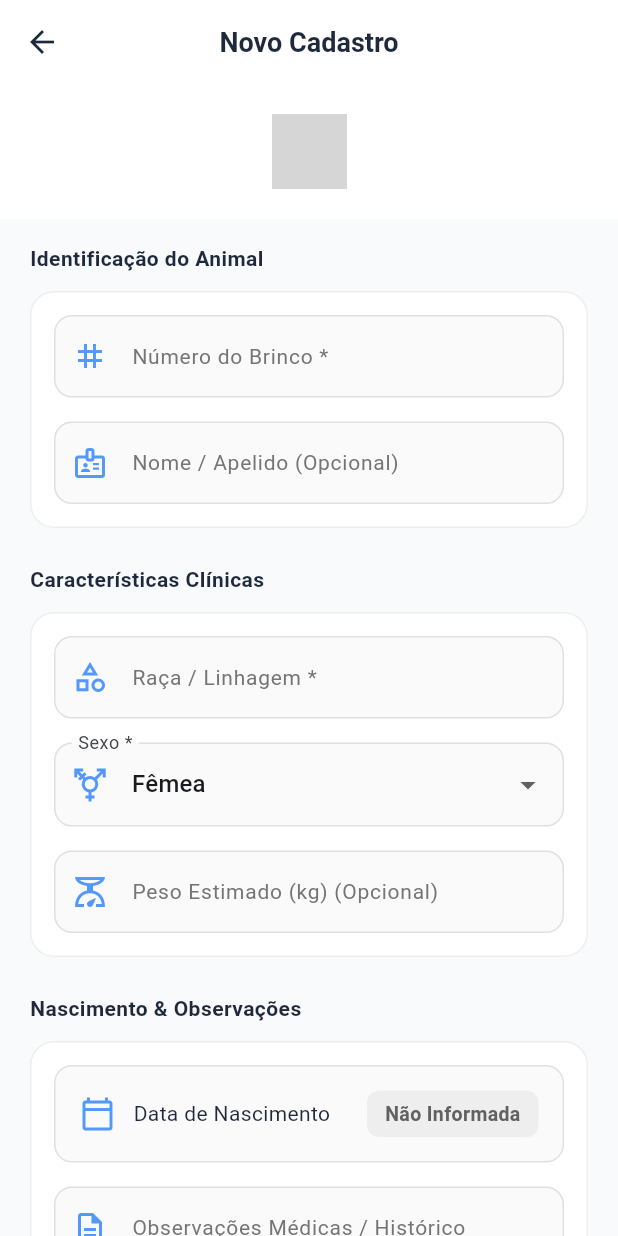
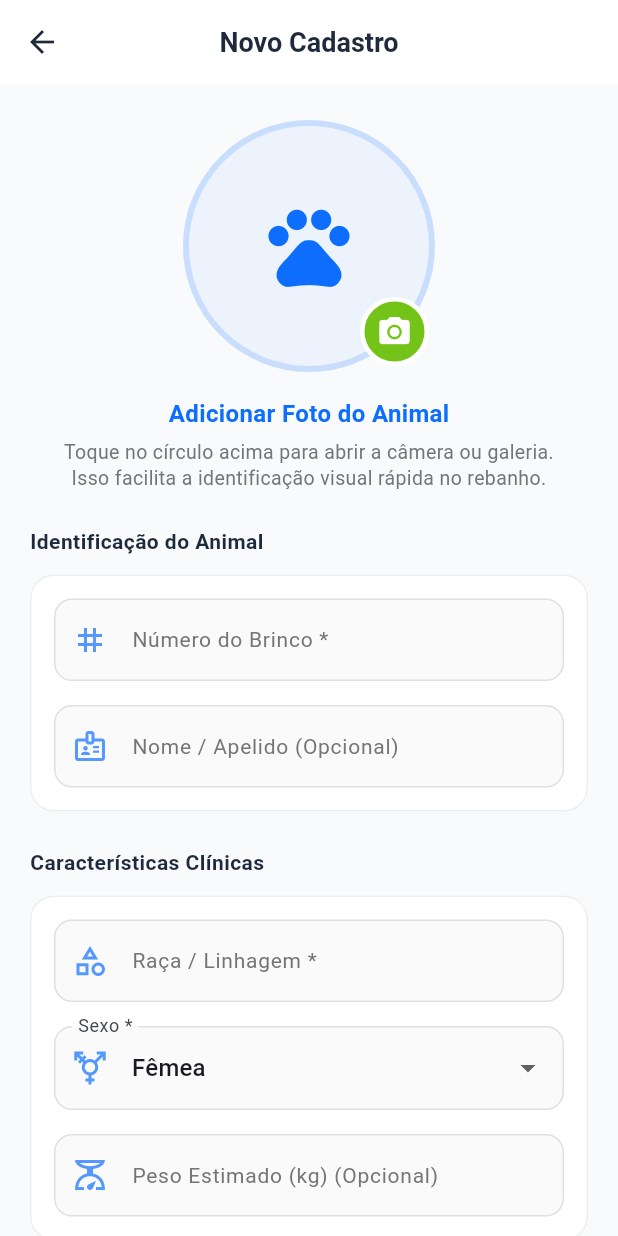
Before and after one commit to Little-hair77/SIDMA, a Flutter app: the TelaCadastroAnimal screen opened directly, on a phone screen of 412 x 824 dp. Run offline on Flutter 3.47's test engine with Material 3 defaults, Android fonts, the phone set to English and light mode, and no system bars; our stand-ins replace dio, flutter_secure_storage, google_sign_in, image_picker, qr_flutter; missing offline and left inert: mobile_scanner; accounts and stored records are empty; network calls fail; grey boxes are pictures that could not be loaded.

Commit message:
feat: improvement to the "Register Animal" screen design

```diff
--- a/mobile/lib/views/animais.dart
+++ b/mobile/lib/views/animais.dart
@@ -106,9 +106,18 @@ class _TelaAnimaisState extends State<TelaAnimais> {
                         child: ListTile(
                           contentPadding: const EdgeInsets.symmetric(horizontal: 16, vertical: 6),
                           leading: CircleAvatar(
+                            radius: 25, // Tamanho ideal para listas
                             backgroundColor: corVerdePrincipal.withOpacity(0.12),
-                            child: Icon(Icons.pets, color: corVerdePrincipal),
+                            // Carrega a imagem da URL que vem do Django, se existir
+                            backgroundImage: animal['foto'] != null
+                                ? NetworkImage(animal['foto'])
+                                : null,
+                            // Se não tiver foto, exibe o ícone padrão
+                            child: animal['foto'] == null
+                                ? const Icon(Icons.pets, color: corVerdePrincipal)
+                                : null,
                           ),
+
                           title: Text(
                             animal['nome']?.isNotEmpty == true ? animal['nome'] : 'Brinco ${animal['brinco']}',
                             style: const TextStyle(fontWeight: FontWeight.bold, color: corTextoPrimario),
--- a/mobile/lib/views/cadastro_animal.dart
+++ b/mobile/lib/views/cadastro_animal.dart
@@ -1,5 +1,4 @@
 import 'dart:typed_data';
-
 import 'package:flutter/material.dart';
 import 'package:image_picker/image_picker.dart';
 import '../services/api_service.dart';
@@ -109,7 +108,7 @@ class _TelaCadastroAnimalState extends State<TelaCadastroAnimal> {
               sexo: _sexoSelected,
               peso: _pesoController.text.trim(),
               observacoes: _observacoesController.text.trim(),
-              fotoBytes: _fotoAnimalBytes, // <-- Adicionada a tag nomeada antes do valor
+              fotoBytes: _fotoAnimalBytes,
             )
           : await _apiService.cadastrarAnimal(
               _brincoController.text.trim(),
@@ -119,7 +118,7 @@ class _TelaCadastroAnimalState extends State<TelaCadastroAnimal> {
               sexo: _sexoSelected,
               peso: _pesoController.text.trim(),
               observacoes: _observacoesController.text.trim(),
-              fotoBytes: _fotoAnimalBytes, // <-- Adicionada a tag nomeada antes do valor
+              fotoBytes: _fotoAnimalBytes,
             );
 
       if (!mounted) return;
@@ -185,7 +184,7 @@ class _TelaCadastroAnimalState extends State<TelaCadastroAnimal> {
                 ),
               ),
               ListTile(
-                leading: const Icon(Icons.camera_alt_outlined),
+                leading: const Icon(Icons.camera_alt_outlined, color: AppColors.azulPrincipal),
                 title: const Text('Tirar Foto da Câmera'),
                 onTap: () {
                   Navigator.pop(context);
@@ -193,7 +192,7 @@ class _TelaCadastroAnimalState extends State<TelaCadastroAnimal> {
                 },
               ),
               ListTile(
-                leading: const Icon(Icons.image_search_outlined),
+                leading: const Icon(Icons.image_search_outlined, color: AppColors.azulPrincipal),
                 title: const Text('Escolher da Galeria'),
                 onTap: () {
                   Navigator.pop(context);
@@ -281,31 +280,68 @@ class _TelaCadastroAnimalState extends State<TelaCadastroAnimal> {
             child: Column(
               crossAxisAlignment: CrossAxisAlignment.start,
               children: [
-                // --- SEÇÃO LOGO IDENTIDADE VISUAL ---
-                Container(
-                  width: double.infinity,
-                  color: Colors.white,
-                  padding: const EdgeInsets.symmetric(vertical: 20),
-                  child: Center(
-                    child: Image.asset(
-                      'assets/logoSIDMA-1.png',
-                      height: 65,
-                      fit: BoxFit.contain,
-                      errorBuilder: (context, error, stackTrace) => const Icon(
-                        Icons.pets,
-                        size: 50,
-                        color: AppColors.azulPrincipal,
-                      ),
-                    ),
-                  ),
-                ),
-                const SizedBox(height: 16),
 
                 Padding(
                   padding: const EdgeInsets.symmetric(horizontal: 16.0),
                   child: Column(
                     crossAxisAlignment: CrossAxisAlignment.start,
                     children: [
+
+                      // --- ÁREA DA FOTO DO ANIMAL ---
+                      Container(
+                        width: double.infinity,
+                        padding: const EdgeInsets.only(top: 24, bottom: 24),
+                        child: Column(
+                          children: [
+                            GestureDetector(
+                              onTap: _mostrarOpcoesFoto,
+                              child: Stack(
+                                children: [
+                                  Container(
+                                    decoration: BoxDecoration(
+                                      shape: BoxShape.circle,
+                                      border: Border.all(color: AppColors.azulPrincipal.withOpacity(0.2), width: 4),
+                                    ),
+                                    child: CircleAvatar(
+                                      radius: 80,
+                                      backgroundColor: AppColors.azulPrincipal.withOpacity(0.05),
+                                      backgroundImage: _fotoAnimalBytes != null ? MemoryImage(_fotoAnimalBytes!) : null,
+                                      child: _fotoAnimalBytes == null
+                                          ? const Icon(Icons.pets, size: 65, color: AppColors.azulPrincipal)
+                                          : null,
+                                    ),
+                                  ),
+                                  Positioned(
+                                    bottom: 4,
+                                    right: 4,
+                                    child: Container(
+                                      decoration: BoxDecoration(
+                                        color: AppColors.verdePrincipal,
+                                        shape: BoxShape.circle,
+                                        border: Border.all(color: Colors.white, width: 3), // Borda para destacar o botão
+                                      ),
+                                      padding: const EdgeInsets.all(8),
+                                      child: const Icon(Icons.camera_alt, size: 24, color: Colors.white),
+                                    ),
+                                  ),
+                                ],
+                              ),
+                            ),
+                            const SizedBox(height: 16),
+                            Text(
+                              _fotoAnimalBytes == null ? 'Adicionar Foto do Animal' : 'Alterar Foto',
+                              style: const TextStyle(color: AppColors.azulPrincipal, fontWeight: FontWeight.bold, fontSize: 16),
+                            ),
+                            const SizedBox(height: 6),
+                            Text(
+                              'Toque no círculo acima para abrir a câmera ou galeria.\nIsso facilita a identificação visual rápida no rebanho.',
+                              textAlign: TextAlign.center,
+                              style: TextStyle(color: Colors.grey.shade600, fontSize: 13, height: 1.3),
+                            ),
+                          ],
+                        ),
+                      ),
+
                       // --- IDENTIFICAÇÃO ---
                       _buildSeccionTitle('Identificação do Animal'),
                       Card(
@@ -356,7 +392,7 @@ class _TelaCadastroAnimalState extends State<TelaCadastroAnimal> {
                                 controller: _racaController,
                                 label: 'Raça / Linhagem *',
                                 hint: 'Ex: Nelore, Gir, Guzerá',
-                                prefixIcon: Icons.category_outlined, // Teste de Icon
+                                prefixIcon: Icons.category_outlined,
                                 validator: (v) => v == null || v.trim().isEmpty ? 'Insira a raça' : null,
                               ),
                               const SizedBox(height: 16),
```
Also changed, not shown: 2 other files.
